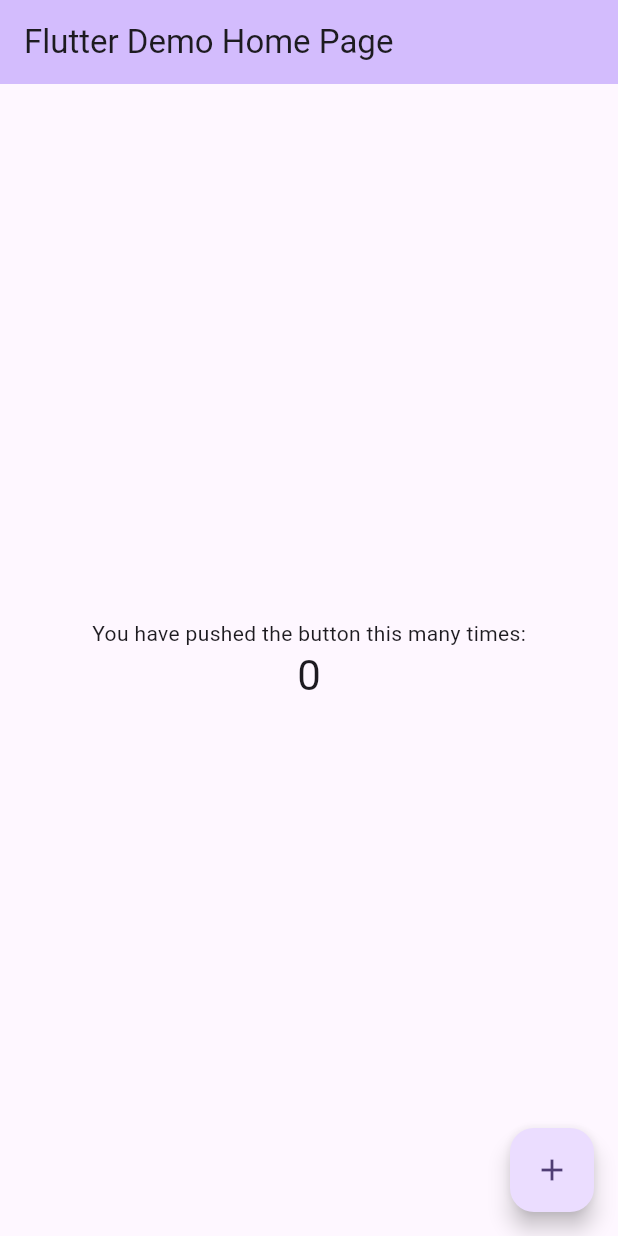
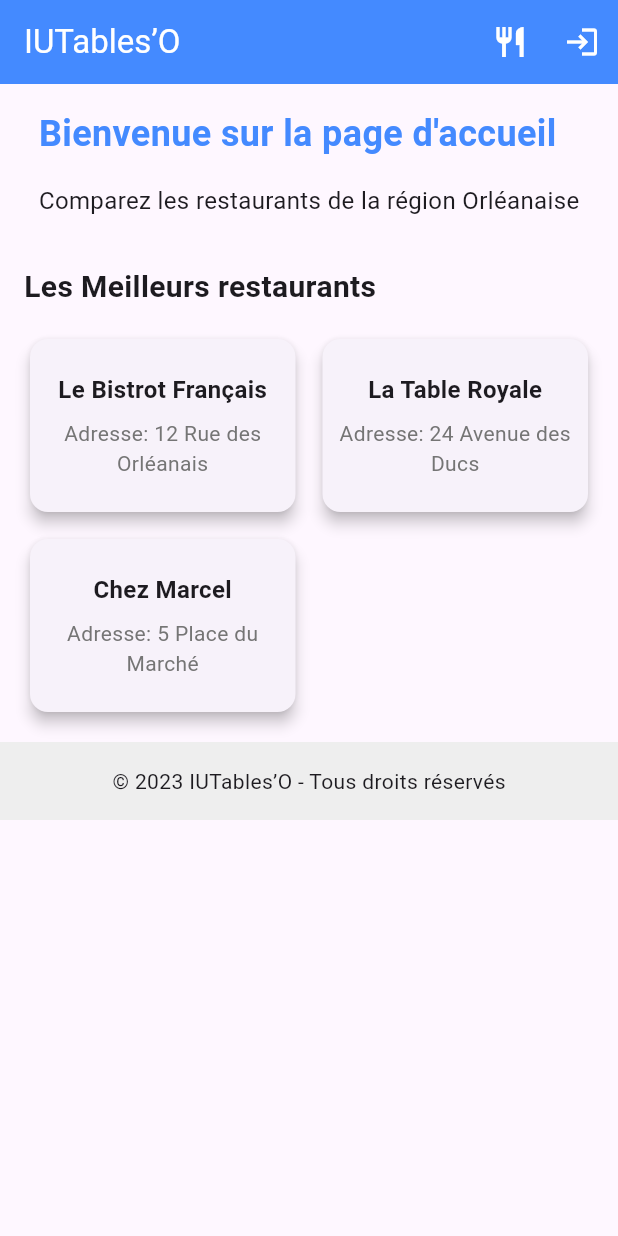
Before and after one commit to JeanMarcJorite/iuto_mobile, a Flutter app: the screen it shows after launch, on a phone screen of 412 x 824 dp. Run offline on Flutter 3.47's test engine with Material 3 defaults, Android fonts, the phone set to English and light mode, and no system bars.

Commit message:
creation du home avec des données fictives

```diff
--- a/lib/main.dart
+++ b/lib/main.dart
@@ -1,125 +1,223 @@
 import 'package:flutter/material.dart';
+import 'package:provider/provider.dart';
 
 void main() {
-  runApp(const MyApp());
+  runApp(
+    ChangeNotifierProvider(
+      create: (context) => AuthProvider(),
+      child: const MyApp(),
+    ),
+  );
 }
 
 class MyApp extends StatelessWidget {
   const MyApp({super.key});
 
-  // This widget is the root of your application.
   @override
   Widget build(BuildContext context) {
     return MaterialApp(
-      title: 'Flutter Demo',
+      title: 'IUTables’O',
+      initialRoute: '/',
+      routes: {
+        '/': (context) => HomePage(),
+        '/restos': (context) => RestosPage(),
+        '/login': (context) => LoginPage(),
+      },
       theme: ThemeData(
-        // This is the theme of your application.
-        //
-        // TRY THIS: Try running your application with "flutter run". You'll see
-        // the application has a purple toolbar. Then, without quitting the app,
-        // try changing the seedColor in the colorScheme below to Colors.green
-        // and then invoke "hot reload" (save your changes or press the "hot
-        // reload" button in a Flutter-supported IDE, or press "r" if you used
-        // the command line to start the app).
-        //
-        // Notice that the counter didn't reset back to zero; the application
-        // state is not lost during the reload. To reset the state, use hot
-        // restart instead.
-        //
-        // This works for code too, not just values: Most code changes can be
-        // tested with just a hot reload.
-        colorScheme: ColorScheme.fromSeed(seedColor: Colors.deepPurple),
-        useMaterial3: true,
+        primarySwatch: Colors.blue,
+        appBarTheme: const AppBarTheme(
+          backgroundColor: Colors.blueAccent,
+          foregroundColor: Colors.white,
+        ),
       ),
-      home: const MyHomePage(title: 'Flutter Demo Home Page'),
     );
   }
 }
 
-class MyHomePage extends StatefulWidget {
-  const MyHomePage({super.key, required this.title});
+class AuthProvider extends ChangeNotifier {
+  bool _isLoggedIn = false;
 
-  // This widget is the home page of your application. It is stateful, meaning
-  // that it has a State object (defined below) that contains fields that affect
-  // how it looks.
+  bool get isLoggedIn => _isLoggedIn;
 
-  // This class is the configuration for the state. It holds the values (in this
-  // case the title) provided by the parent (in this case the App widget) and
-  // used by the build method of the State. Fields in a Widget subclass are
-  // always marked "final".
+  void login() {
+    _isLoggedIn = true;
+    notifyListeners();
+  }
 
-  final String title;
-
-  @override
-  State<MyHomePage> createState() => _MyHomePageState();
+  void logout() {
+    _isLoggedIn = false;
+    notifyListeners();
+  }
 }
 
-class _MyHomePageState extends State<MyHomePage> {
-  int _counter = 0;
+class HomePage extends StatelessWidget {
+  final List<Map<String, String>> bestRestaurants = [
+    {'nom': 'Le Bistrot Français', 'adresse': '12 Rue des Orléanais'},
+    {'nom': 'La Table Royale', 'adresse': '24 Avenue des Ducs'},
+    {'nom': 'Chez Marcel', 'adresse': '5 Place du Marché'},
+  ];
 
-  void _incrementCounter() {
-    setState(() {
-      // This call to setState tells the Flutter framework that something has
-      // changed in this State, which causes it to rerun the build method below
-      // so that the display can reflect the updated values. If we changed
-      // _counter without calling setState(), then the build method would not be
-      // called again, and so nothing would appear to happen.
-      _counter++;
-    });
-  }
+  HomePage({super.key});
 
   @override
   Widget build(BuildContext context) {
-    // This method is rerun every time setState is called, for instance as done
-    // by the _incrementCounter method above.
-    //
-    // The Flutter framework has been optimized to make rerunning build methods
-    // fast, so that you can just rebuild anything that needs updating rather
-    // than having to individually change instances of widgets.
     return Scaffold(
       appBar: AppBar(
-        // TRY THIS: Try changing the color here to a specific color (to
-        // Colors.amber, perhaps?) and trigger a hot reload to see the AppBar
-        // change color while the other colors stay the same.
-        backgroundColor: Theme.of(context).colorScheme.inversePrimary,
-        // Here we take the value from the MyHomePage object that was created by
-        // the App.build method, and use it to set our appbar title.
-        title: Text(widget.title),
+        title: const Text('IUTables’O'),
+        actions: [
+          IconButton(
+            icon: const Icon(Icons.restaurant),
+            onPressed: () => Navigator.pushNamed(context, '/restos'),
+          ),
+          Consumer<AuthProvider>(
+            builder: (context, auth, child) => auth.isLoggedIn
+                ? IconButton(
+                    icon: const Icon(Icons.logout),
+                    onPressed: () {
+                      auth.logout();
+                      Navigator.pushReplacementNamed(context, '/');
+                    },
+                  )
+                : IconButton(
+                    icon: const Icon(Icons.login),
+                    onPressed: () => Navigator.pushNamed(context, '/login'),
+                  ),
+          ),
+        ],
       ),
-      body: Center(
-        // Center is a layout widget. It takes a single child and positions it
-        // in the middle of the parent.
+      body: SingleChildScrollView(
         child: Column(
-          // Column is also a layout widget. It takes a list of children and
-          // arranges them vertically. By default, it sizes itself to fit its
-          // children horizontally, and tries to be as tall as its parent.
-          //
-          // Column has various properties to control how it sizes itself and
-          // how it positions its children. Here we use mainAxisAlignment to
-          // center the children vertically; the main axis here is the vertical
-          // axis because Columns are vertical (the cross axis would be
-          // horizontal).
-          //
-          // TRY THIS: Invoke "debug painting" (choose the "Toggle Debug Paint"
-          // action in the IDE, or press "p" in the console), to see the
-          // wireframe for each widget.
-          mainAxisAlignment: MainAxisAlignment.center,
-          children: <Widget>[
-            const Text(
-              'You have pushed the button this many times:',
+          children: [
+            const Padding(
+              padding: EdgeInsets.all(16.0),
+              child: Column(
+                crossAxisAlignment: CrossAxisAlignment.start,
+                children: [
+                  Text(
+                    'Bienvenue sur la page d\'accueil',
+                    style: TextStyle(
+                      fontSize: 24,
+                      fontWeight: FontWeight.bold,
+                      color: Colors.blueAccent,
+                    ),
+                  ),
+                  SizedBox(height: 16),
+                  Text(
+                    'Comparez les restaurants de la région Orléanaise',
+                    style: TextStyle(fontSize: 16),
+                  ),
+                ],
+              ),
             ),
-            Text(
-              '$_counter',
-              style: Theme.of(context).textTheme.headlineMedium,
+            Padding(
+              padding: const EdgeInsets.all(16.0),
+              child: Column(
+                crossAxisAlignment: CrossAxisAlignment.start,
+                children: [
+                  const Text(
+                    'Les Meilleurs restaurants',
+                    style: TextStyle(
+                      fontSize: 20,
+                      fontWeight: FontWeight.bold,
+                    ),
+                  ),
+                  const SizedBox(height: 16),
+                  GridView.builder(
+                    shrinkWrap: true,
+                    physics: const NeverScrollableScrollPhysics(),
+                    gridDelegate: const SliverGridDelegateWithFixedCrossAxisCount(
+                      crossAxisCount: 2,
+                      crossAxisSpacing: 10,
+                      mainAxisSpacing: 10,
+                      childAspectRatio: 3 / 2,
+                    ),
+                    itemCount: bestRestaurants.length,
+                    itemBuilder: (context, index) {
+                      final restaurant = bestRestaurants[index];
+                      return Card(
+                        elevation: 4,
+                        child: Padding(
+                          padding: const EdgeInsets.all(8.0),
+                          child: Column(
+                            mainAxisAlignment: MainAxisAlignment.center,
+                            children: [
+                              Text(
+                                restaurant['nom']!,
+                                style: const TextStyle(
+                                  fontWeight: FontWeight.bold,
+                                  fontSize: 16,
+                                ),
+                                textAlign: TextAlign.center,
+                              ),
+                              const SizedBox(height: 8),
+                              Text(
+                                'Adresse: ${restaurant['adresse']}',
+                                style: TextStyle(
+                                  fontSize: 14,
+                                  color: Colors.grey[600],
+                                ),
+                                textAlign: TextAlign.center,
+                              ),
+                            ],
+                          ),
+                        ),
+                      );
+                    },
+                  ),
+                ],
+              ),
             ),
+            Footer(),
           ],
         ),
       ),
-      floatingActionButton: FloatingActionButton(
-        onPressed: _incrementCounter,
-        tooltip: 'Increment',
-        child: const Icon(Icons.add),
-      ), // This trailing comma makes auto-formatting nicer for build methods.
     );
   }
 }
+
+class Footer extends StatelessWidget {
+  const Footer({super.key});
+
+  @override
+  Widget build(BuildContext context) {
+    return Container(
+      padding: const EdgeInsets.all(16),
+      color: Colors.grey[200],
+      child: const Center(
+        child: Text('© 2023 IUTables’O - Tous droits réservés'),
+      ));
+  }
+}
+
+// Pages temporaires
+class RestosPage extends StatelessWidget {
+  const RestosPage({super.key});
+
+  @override
+  Widget build(BuildContext context) {
+    return Scaffold(
+      appBar: AppBar(title: const Text('Restaurants')),
+      body: const Center(child: Text('Liste des restaurants')),
+    );
+  }
+}
+
+class LoginPage extends StatelessWidget {
+  const LoginPage({super.key});
+
+  @override
+  Widget build(BuildContext context) {
+    return Scaffold(
+      appBar: AppBar(title: const Text('Connexion')),
+      body: Center(
+        child: ElevatedButton(
+          child: const Text('Se connecter'),
+          onPressed: () {
+            Provider.of<AuthProvider>(context, listen: false).login();
+            Navigator.pop(context);
+          },
+        ),
+      ),
+    );
+  }
+}
```
Also changed, not shown: lib/home.dart (added, +148 -0 lines), pubspec.yaml (+9 -79 lines), pubspec.lock, 5 other files.
